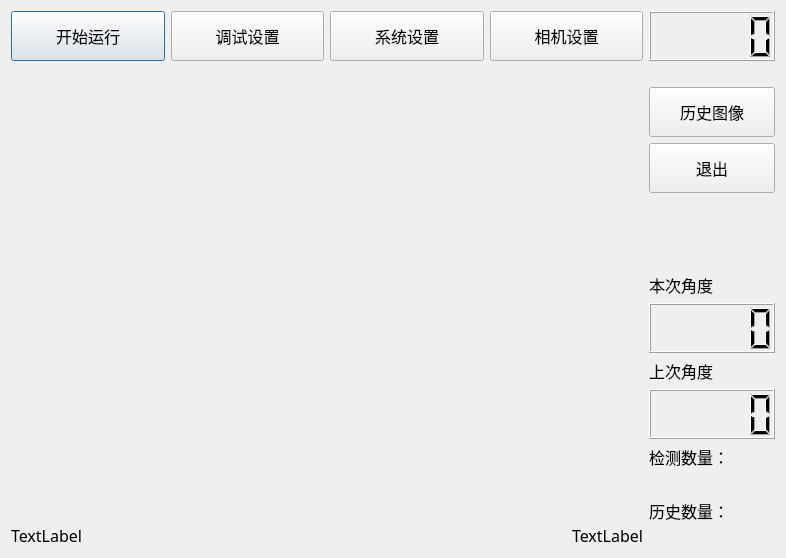
Before: the Qt Designer form maindialog.ui in ypg666/Wire_Rotate, drawn with Qt 5.
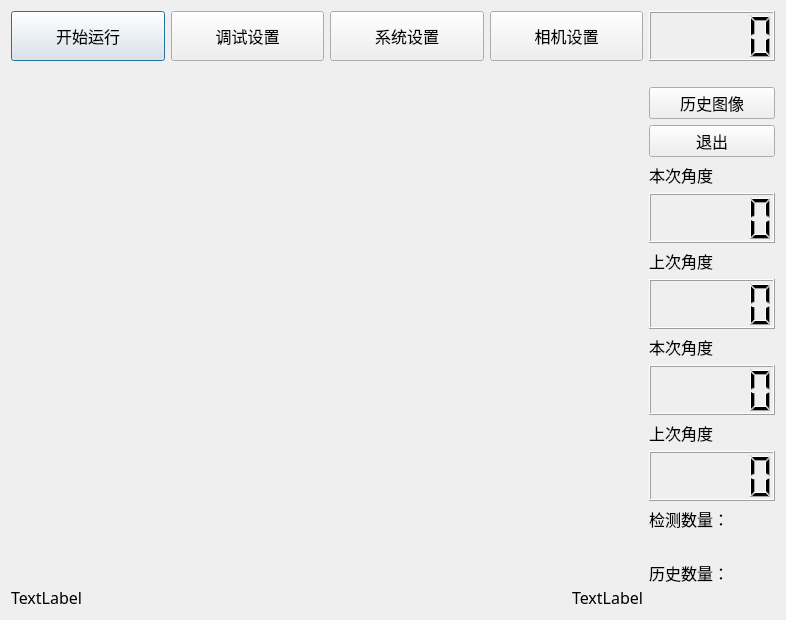
After: the same form once the commit is applied. Icons and pictures are not drawn.

The edit to the form file:
```diff
--- a/maindialog.ui
+++ b/maindialog.ui
@@ -191,7 +191,7 @@
     </layout>
    </item>
    <item>
-    <layout class="QVBoxLayout" name="verticalLayout" stretch="0,0,1,1,0,0,0,0,0,0,0,0,0">
+    <layout class="QVBoxLayout" name="verticalLayout" stretch="0,0,1,1,0,0,0,0,0,0,0,0,0,0,0,0,0">
      <item>
       <widget class="QLCDNumber" name="lcdNumber_3">
        <property name="sizePolicy">
@@ -342,6 +342,58 @@
        </property>
       </widget>
      </item>
+     <item>
+      <widget class="QLabel" name="label_10">
+       <property name="font">
+        <font>
+         <family>微软雅黑</family>
+         <pointsize>12</pointsize>
+        </font>
+       </property>
+       <property name="text">
+        <string>本次角度</string>
+       </property>
+      </widget>
+     </item>
+     <item>
+      <widget class="QLCDNumber" name="lcdNumber_4">
+       <property name="sizePolicy">
+        <sizepolicy hsizetype="Minimum" vsizetype="Preferred">
+         <horstretch>0</horstretch>
+         <verstretch>0</verstretch>
+        </sizepolicy>
+       </property>
+       <property name="minimumSize">
+        <size>
+         <width>0</width>
+         <height>50</height>
+        </size>
+       </property>
+      </widget>
+     </item>
+     <item>
+      <widget class="QLabel" name="label_11">
+       <property name="font">
+        <font>
+         <family>微软雅黑</family>
+         <pointsize>12</pointsize>
+        </font>
+       </property>
+       <property name="text">
+        <string>上次角度</string>
+       </property>
+      </widget>
+     </item>
+     <item>
+      <widget class="QLCDNumber" name="lcdNumber_5">
+       <property name="minimumSize">
+        <size>
+         <width>0</width>
+         <height>50</height>
+        </size>
+       </property>
+      </widget>
+     </item>
      <item>
       <widget class="QLabel" name="label_3">
        <property name="font">
```
